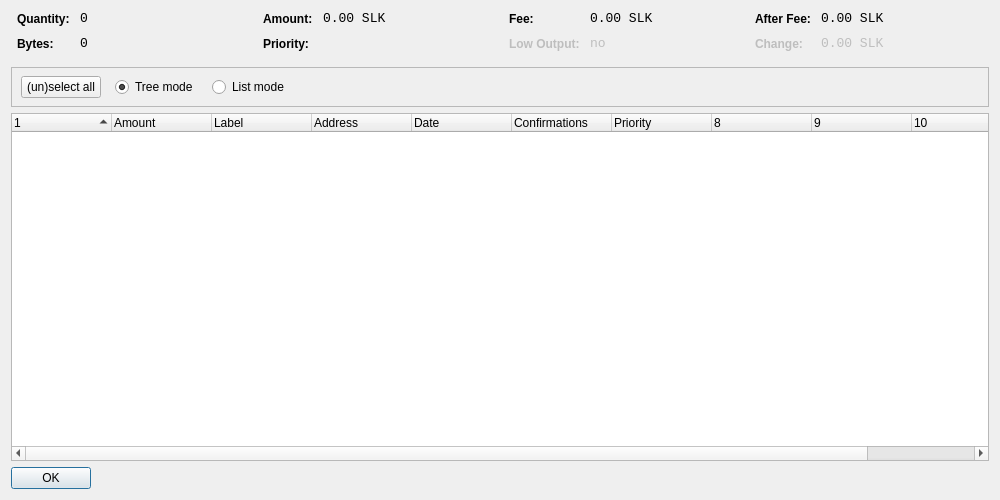
The window that src/qt/forms/coincontroldialog.ui (duality-solutions/Sequence) describes before a commit, drawn with Qt 5.
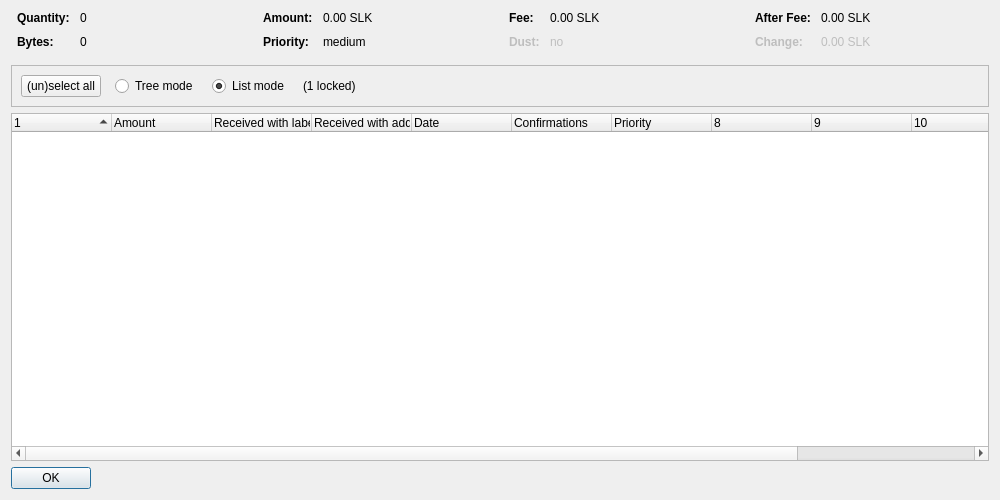
The same window after the commit. Custom widgets are drawn as their Qt base class.

What changed in the file:
```diff
--- a/src/qt/forms/coincontroldialog.ui
+++ b/src/qt/forms/coincontroldialog.ui
@@ -38,8 +38,11 @@
        </property>
        <item row="0" column="0">
         <widget class="QLabel" name="labelCoinControlQuantityText">
-         <property name="styleSheet">
-          <string notr="true">font-weight:bold;</string>
+         <property name="font">
+          <font>
+           <weight>75</weight>
+           <bold>true</bold>
+          </font>
          </property>
          <property name="text">
           <string>Quantity:</string>
@@ -48,12 +51,6 @@
        </item>
        <item row="0" column="1">
         <widget class="QLabel" name="labelCoinControlQuantity">
-         <property name="font">
-          <font>
-           <family>Monospace</family>
-           <pointsize>10</pointsize>
-          </font>
-         </property>
          <property name="cursor">
           <cursorShape>IBeamCursor</cursorShape>
          </property>
@@ -70,8 +67,11 @@
        </item>
        <item row="1" column="0">
         <widget class="QLabel" name="labelCoinControlBytesText">
-         <property name="styleSheet">
-          <string notr="true">font-weight:bold;</string>
+         <property name="font">
+          <font>
+           <weight>75</weight>
+           <bold>true</bold>
+          </font>
          </property>
          <property name="text">
           <string>Bytes:</string>
@@ -80,12 +80,6 @@
        </item>
        <item row="1" column="1">
         <widget class="QLabel" name="labelCoinControlBytes">
-         <property name="font">
-          <font>
-           <family>Monospace</family>
-           <pointsize>10</pointsize>
-          </font>
-         </property>
          <property name="cursor">
           <cursorShape>IBeamCursor</cursorShape>
          </property>
@@ -118,8 +112,11 @@
        </property>
        <item row="0" column="0">
         <widget class="QLabel" name="labelCoinControlAmountText">
-         <property name="styleSheet">
-          <string notr="true">font-weight:bold;</string>
+         <property name="font">
+          <font>
+           <weight>75</weight>
+           <bold>true</bold>
+          </font>
          </property>
          <property name="text">
           <string>Amount:</string>
@@ -128,12 +125,6 @@
        </item>
        <item row="0" column="1">
         <widget class="QLabel" name="labelCoinControlAmount">
-         <property name="font">
-          <font>
-           <family>Monospace</family>
-           <pointsize>10</pointsize>
-          </font>
-         </property>
          <property name="cursor">
           <cursorShape>IBeamCursor</cursorShape>
          </property>
@@ -150,8 +141,11 @@
        </item>
        <item row="1" column="0">
         <widget class="QLabel" name="labelCoinControlPriorityText">
-         <property name="styleSheet">
-          <string notr="true">font-weight:bold;</string>
+         <property name="font">
+          <font>
+           <weight>75</weight>
+           <bold>true</bold>
+          </font>
          </property>
          <property name="text">
           <string>Priority:</string>
@@ -160,12 +154,6 @@
        </item>
        <item row="1" column="1">
         <widget class="QLabel" name="labelCoinControlPriority">
-         <property name="font">
-          <font>
-           <family>Monospace</family>
-           <pointsize>10</pointsize>
-          </font>
-         </property>
          <property name="cursor">
           <cursorShape>IBeamCursor</cursorShape>
          </property>
@@ -173,7 +161,7 @@
           <enum>Qt::ActionsContextMenu</enum>
          </property>
          <property name="text">
-          <string/>
+          <string notr="true">medium</string>
          </property>
          <property name="textInteractionFlags">
           <set>Qt::LinksAccessibleByMouse|Qt::TextSelectableByKeyboard|Qt::TextSelectableByMouse</set>
@@ -198,8 +186,11 @@
        </property>
        <item row="0" column="0">
         <widget class="QLabel" name="labelCoinControlFeeText">
-         <property name="styleSheet">
-          <string notr="true">font-weight:bold;</string>
+         <property name="font">
+          <font>
+           <weight>75</weight>
+           <bold>true</bold>
+          </font>
          </property>
          <property name="text">
           <string>Fee:</string>
@@ -208,12 +199,6 @@
        </item>
        <item row="0" column="1">
         <widget class="QLabel" name="labelCoinControlFee">
-         <property name="font">
-          <font>
-           <family>Monospace</family>
-           <pointsize>10</pointsize>
-          </font>
-         </property>
          <property name="cursor">
           <cursorShape>IBeamCursor</cursorShape>
          </property>
@@ -233,11 +218,14 @@
          <property name="enabled">
           <bool>false</bool>
          </property>
-         <property name="styleSheet">
-          <string notr="true">font-weight:bold;</string>
+         <property name="font">
+          <font>
+           <weight>75</weight>
+           <bold>true</bold>
+          </font>
          </property>
          <property name="text">
-          <string>Low Output:</string>
+          <string>Dust:</string>
          </property>
         </widget>
        </item>
@@ -246,12 +234,6 @@
          <property name="enabled">
           <bool>false</bool>
          </property>
-         <property name="font">
-          <font>
-           <family>Monospace</family>
-           <pointsize>10</pointsize>
-          </font>
-         </property>
          <property name="cursor">
           <cursorShape>IBeamCursor</cursorShape>
          </property>
@@ -284,8 +266,11 @@
        </property>
        <item row="0" column="0">
         <widget class="QLabel" name="labelCoinControlAfterFeeText">
-         <property name="styleSheet">
-          <string notr="true">font-weight:bold;</string>
+         <property name="font">
+          <font>
+           <weight>75</weight>
+           <bold>true</bold>
+          </font>
          </property>
          <property name="text">
           <string>After Fee:</string>
@@ -294,12 +279,6 @@
        </item>
        <item row="0" column="1">
         <widget class="QLabel" name="labelCoinControlAfterFee">
-         <property name="font">
-          <font>
-           <family>Monospace</family>
-           <pointsize>10</pointsize>
-          </font>
-         </property>
          <property name="cursor">
           <cursorShape>IBeamCursor</cursorShape>
          </property>
@@ -319,8 +298,11 @@
          <property name="enabled">
           <bool>false</bool>
          </property>
-         <property name="styleSheet">
-          <string notr="true">font-weight:bold;</string>
+         <property name="font">
+          <font>
+           <weight>75</weight>
+           <bold>true</bold>
+          </font>
          </property>
          <property name="text">
           <string>Change:</string>
@@ -332,12 +314,6 @@
          <property name="enabled">
           <bool>false</bool>
          </property>
-         <property name="font">
-          <font>
-           <family>Monospace</family>
-           <pointsize>10</pointsize>
-          </font>
-         </property>
          <property name="cursor">
           <cursorShape>IBeamCursor</cursorShape>
          </property>
@@ -370,15 +346,8 @@
      <property name="frameShadow">
       <enum>QFrame::Sunken</enum>
      </property>
-     <widget class="QWidget" name="horizontalLayoutWidget">
-      <property name="geometry">
-       <rect>
-        <x>10</x>
-        <y>0</y>
-        <width>781</width>
-        <height>41</height>
-       </rect>
-      </property>
+     <layout class="QHBoxLayout" name="horizontalLayout">
+      <item>
       <layout class="QHBoxLayout" name="horizontalLayoutPanel" stretch="0,0,0,0,0">
        <property name="spacing">
         <number>14</number>
@@ -394,6 +363,9 @@
          <property name="text">
           <string>(un)select all</string>
          </property>
+          <property name="autoDefault">
+           <bool>false</bool>
+          </property>
         </widget>
        </item>
        <item>
@@ -407,9 +379,6 @@
          <property name="text">
           <string>Tree mode</string>
          </property>
-         <property name="checked">
-          <bool>true</bool>
-         </property>
         </widget>
        </item>
        <item>
@@ -423,6 +392,16 @@
          <property name="text">
           <string>List mode</string>
          </property>
+          <property name="checked">
+           <bool>true</bool>
+          </property>
+         </widget>
+        </item>
+        <item>
+         <widget class="QLabel" name="labelLocked">
+          <property name="text">
+           <string notr="true">(1 locked)</string>
+          </property>
         </widget>
        </item>
        <item>
@@ -439,7 +418,8 @@
         </spacer>
        </item>
       </layout>
-     </widget>
+      </item>
+     </layout>
     </widget>
    </item>
    <item>
@@ -451,7 +431,7 @@
       <bool>false</bool>
      </property>
      <property name="columnCount">
-      <number>11</number>
+      <number>12</number>
      </property>
      <attribute name="headerShowSortIndicator" stdset="0">
       <bool>true</bool>
@@ -471,12 +451,12 @@
      </column>
      <column>
       <property name="text">
-       <string>Label</string>
+       <string>Received with label</string>
       </property>
      </column>
      <column>
       <property name="text">
-       <string>Address</string>
+       <string>Received with address</string>
       </property>
      </column>
      <column>
@@ -517,6 +497,11 @@
        <string/>
       </property>
      </column>
+     <column>
+      <property name="text">
+       <string/>
+      </property>
+     </column>
     </widget>
    </item>
    <item>
```
Left out of the diff: 2 changed lines with no effect on the pictures. Lines whose indentation alone changed are shown as unchanged.
